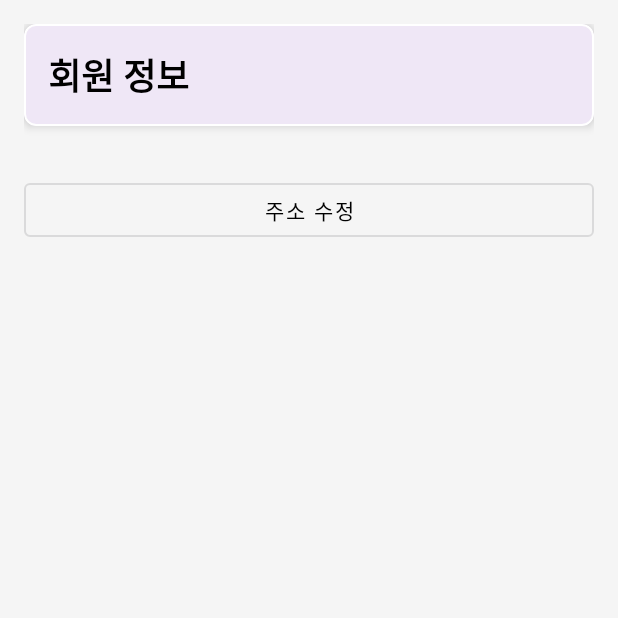
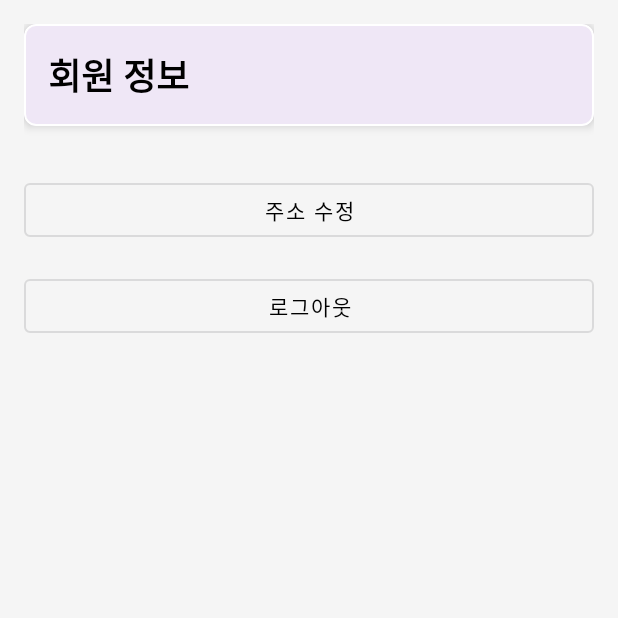
Before and after one commit to hxxb1n/happy_capstone, an Android app: the ProfileActivity screen opened directly, with no data from a screen before it, on a phone screen of 412 x 824 dp, the top half of it. Run offline under Robolectric (Android 15) with nearby library versions, the phone set to English and light mode, and no system bars; 1 statement that could not run was skipped.

Commit message:
버튼추가, 소소한 수정

```diff
--- a/happy_app-temp/app/src/main/res/layout/activity_profile.xml
+++ b/happy_app-temp/app/src/main/res/layout/activity_profile.xml
@@ -45,4 +45,13 @@
         style="@style/Widget.MaterialComponents.Button.OutlinedButton"
         android:textColor="@color/black" />
 
+    <com.google.android.material.button.MaterialButton
+        android:id="@+id/buttonLogout"
+        android:layout_width="match_parent"
+        android:layout_height="wrap_content"
+        android:layout_marginTop="16dp"
+        style="@style/Widget.MaterialComponents.Button.OutlinedButton"
+        android:textColor="@color/black"
+        android:text="로그아웃" />
+
 </LinearLayout>
--- a/server/src/main/java/happy/server/entity/OrderItem.java
+++ b/server/src/main/java/happy/server/entity/OrderItem.java
@@ -29,11 +29,11 @@ public class OrderItem {
     private int orderPrice;
     private int count;
 
-    // 생성
+    // 주문할 아이템 생성
     public static OrderItem createOrderItem(Item item, int orderPrice, int count) {
         OrderItem orderItem = new OrderItem();
         orderItem.setItem(item);
-        orderItem.setOrderPrice(orderPrice);
+        orderItem.setOrderPrice(orderPrice * count);
         orderItem.setCount(count);
         item.removeStockQuantity(count);
         return orderItem;
```
Also changed, not shown: happy_app-temp/app/src/main/java/com/example/happy_app/activity/ShoppingActivity.java (+8 -3 lines), happy_app-temp/app/src/main/res/layout/activity_shopping.xml (+11 -1 lines).
